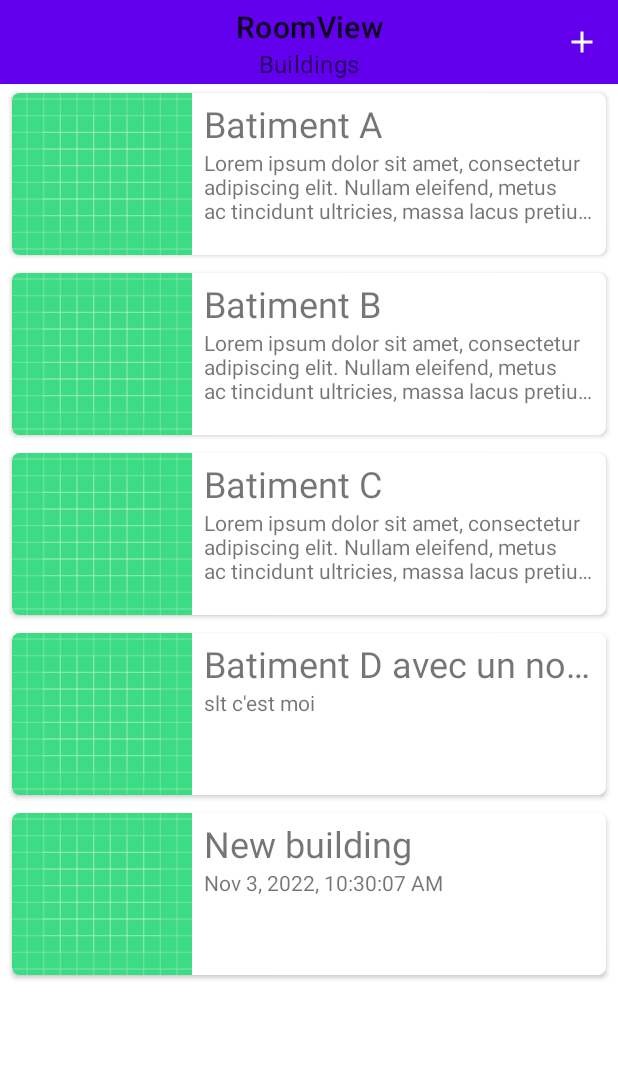
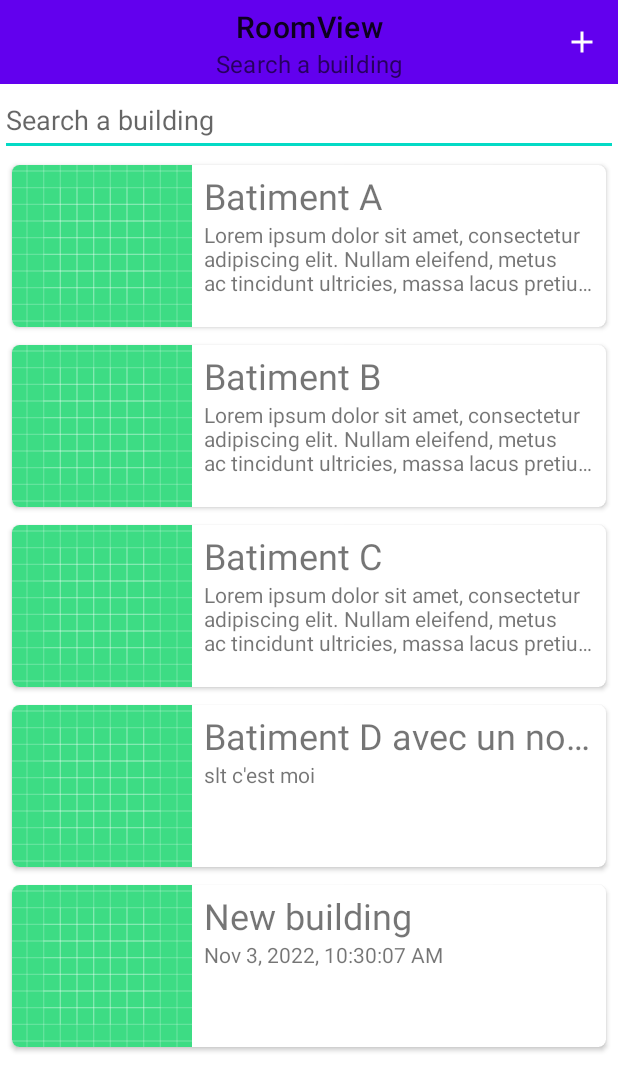
Before and after one commit to ActxLeToucan/fst_l3_devmobile_roomview, an Android app: the screen it shows after launch (MainActivity), after a tap on "Add a building", on a phone screen of 412 x 824 dp. Shown: the top 1091 px of the screen. Run offline under Robolectric (Android 15) with nearby library versions, the phone set to English and light mode, and no system bars.

Commit message:
search bar buildings

```diff
--- a/src/app/src/main/java/fr/antoinectx/roomview/MainActivity.java
+++ b/src/app/src/main/java/fr/antoinectx/roomview/MainActivity.java
@@ -1,9 +1,16 @@
 package fr.antoinectx.roomview;
 
+import android.content.Context;
+import android.graphics.Rect;
 import android.os.Bundle;
+import android.text.Editable;
+import android.text.TextWatcher;
 import android.view.Menu;
 import android.view.MenuItem;
+import android.view.MotionEvent;
 import android.view.View;
+import android.view.inputmethod.InputMethodManager;
+import android.widget.EditText;
 import android.widget.Toast;
 
 import androidx.appcompat.app.AppCompatActivity;
@@ -15,6 +22,7 @@ import com.google.android.material.appbar.MaterialToolbar;
 import java.time.LocalDateTime;
 import java.time.format.DateTimeFormatter;
 import java.time.format.FormatStyle;
+import java.util.stream.Collectors;
 
 import fr.antoinectx.roomview.models.Batiment;
 import fr.antoinectx.roomview.models.Donnees;
@@ -23,6 +31,8 @@ public class MainActivity extends AppCompatActivity implements BatimentRecyclerV
     private BatimentRecyclerViewAdapter adapter;
     private final Donnees donnees = new Donnees();
     private RecyclerView recyclerView;
+    private EditText search;
+    private int downX;
 
     @Override
     protected void onCreate(Bundle savedInstanceState) {
@@ -39,6 +49,85 @@ public class MainActivity extends AppCompatActivity implements BatimentRecyclerV
         adapter = new BatimentRecyclerViewAdapter(this, donnees.getBatiments());
         recyclerView.setAdapter(adapter);
         adapter.setClickListener(this);
+
+        search = findViewById(R.id.searchBarBatiments);
+        search.addTextChangedListener(new TextWatcher() {
+            @Override
+            public void beforeTextChanged(CharSequence s, int start, int count, int after) {}
+
+            @Override
+            public void onTextChanged(CharSequence s, int start, int before, int count) {
+                adapter.setBatiments(donnees
+                        .getBatiments()
+                        .stream()
+                        .filter(batiment -> (batiment.getNom().toLowerCase().contains(s.toString().toLowerCase()) ||
+                                    batiment.getDescription().toLowerCase().contains(s.toString().toLowerCase())))
+                        .collect(Collectors.toList()));
+            }
+
+            @Override
+            public void afterTextChanged(Editable s) {}
+        });
+        search.setOnFocusChangeListener(new View.OnFocusChangeListener() {
+            @Override
+            public void onFocusChange(View view, boolean b) {
+                if (b) {
+                    toolbar.setSubtitle(R.string.searchBuilding);
+                } else {
+                    toolbar.setSubtitle(R.string.pagename_main);
+                }
+            }
+        });
+    }
+
+    /**
+     * Clear focus on the search bar when the user clicks outside of it
+     * from https://stackoverflow.com/a/61290481
+     */
+    @Override
+    public boolean dispatchTouchEvent(MotionEvent event) {
+        if (event.getAction() == MotionEvent.ACTION_DOWN) {
+            downX = (int) event.getRawX();
+        }
+
+        if (event.getAction() == MotionEvent.ACTION_UP) {
+            View v = getCurrentFocus();
+            if (v instanceof EditText) {
+                int x = (int) event.getRawX();
+                int y = (int) event.getRawY();
+                //Was it a scroll - If skip all
+                if (Math.abs(downX - x) > 5) {
+                    return super.dispatchTouchEvent(event);
+                }
+                final int reducePx = 25;
+                Rect outRect = new Rect();
+                v.getGlobalVisibleRect(outRect);
+                //Bounding box is to big, reduce it just a little bit
+                outRect.inset(reducePx, reducePx);
+                if (!outRect.contains(x, y)) {
+                    v.clearFocus();
+                    boolean touchTargetIsEditText = false;
+                    //Check if another editText has been touched
+                    for (View vi : v.getRootView().getTouchables()) {
+                        if (vi instanceof EditText) {
+                            Rect clickedViewRect = new Rect();
+                            vi.getGlobalVisibleRect(clickedViewRect);
+                            //Bounding box is to big, reduce it just a little bit
+                            clickedViewRect.inset(reducePx, reducePx);
+                            if (clickedViewRect.contains(x, y)) {
+                                touchTargetIsEditText = true;
+                                break;
+                            }
+                        }
+                    }
+                    if (!touchTargetIsEditText) {
+                        InputMethodManager imm = (InputMethodManager) getSystemService(Context.INPUT_METHOD_SERVICE);
+                        imm.hideSoftInputFromWindow(v.getWindowToken(), 0);
+                    }
+                }
+            }
+        }
+        return super.dispatchTouchEvent(event);
     }
 
     @Override
--- a/src/app/src/main/res/layout/activity_main.xml
+++ b/src/app/src/main/res/layout/activity_main.xml
@@ -17,13 +17,29 @@
         app:titleCentered="true"
         app:subtitleCentered="true" />
 
+    <EditText
+        android:id="@+id/searchBarBatiments"
+        android:layout_width="match_parent"
+        android:layout_height="wrap_content"
+        android:ems="10"
+        android:hint="@string/searchBuilding"
+        android:inputType="textPersonName"
+        android:minHeight="48dp"
+        android:text=""
+        app:layout_constraintEnd_toEndOf="parent"
+        app:layout_constraintHorizontal_bias="1.0"
+        app:layout_constraintStart_toStartOf="parent"
+        app:layout_constraintTop_toBottomOf="@+id/toolbar" />
+
     <androidx.recyclerview.widget.RecyclerView
         android:id="@+id/recyclerViewBatiments"
         android:layout_width="0dp"
         android:layout_height="0dp"
         app:layout_constraintBottom_toBottomOf="parent"
         app:layout_constraintEnd_toEndOf="parent"
+        app:layout_constraintHorizontal_bias="1.0"
         app:layout_constraintStart_toStartOf="parent"
-        app:layout_constraintTop_toBottomOf="@+id/toolbar" />
+        app:layout_constraintTop_toBottomOf="@+id/searchBarBatiments"
+        app:layout_constraintVertical_bias="1.0" />
 
 </androidx.constraintlayout.widget.ConstraintLayout>
--- a/src/app/src/main/res/values/strings.xml
+++ b/src/app/src/main/res/values/strings.xml
@@ -3,4 +3,5 @@
     <string name="add_building">Add a building</string>
     <string name="new_building">New building</string>
     <string name="pagename_main">Buildings</string>
+    <string name="searchBuilding" >Search a building</string>
 </resources>
```
Also changed, not shown: 1 other file.
